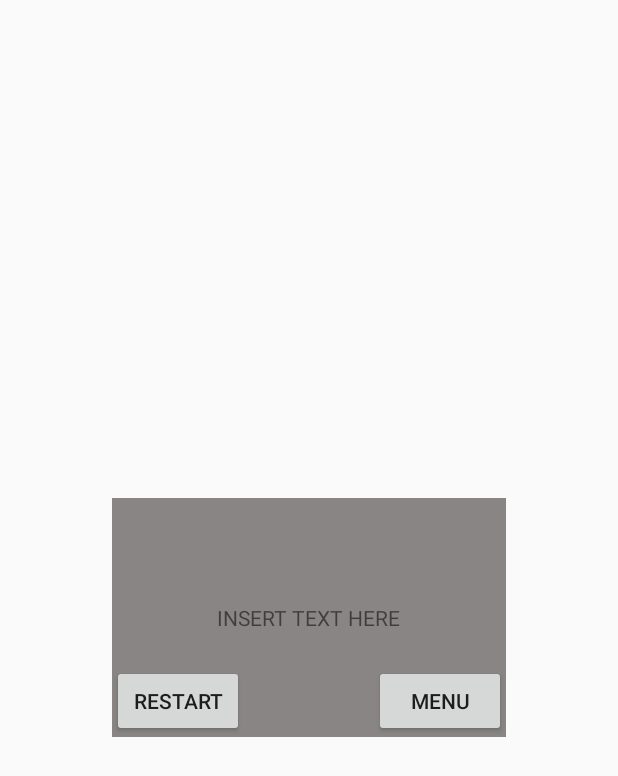
After one commit to LHerskind/Viridis_tiles, an Android app: the layout winlosefragment.xml on its own in the app's theme, with its tools: preview values and no code run, on a phone screen of 412 x 824 dp. The commit adds this screen. Shown: the top 776 px of the screen. Run offline under Robolectric (Android 15) with nearby library versions, the phone set to English and light mode, and no system bars.

Commit message:
New files

```diff
--- a/app/src/main/res/layout/gamelayout.xml
+++ b/app/src/main/res/layout/gamelayout.xml
@@ -7,5 +7,4 @@
     android:id="@+id/gameframe"
     android:padding="10dp"
     >
-
 </RelativeLayout>
--- /dev/null
+++ b/app/src/main/res/layout/winlosefragment.xml
@@ -0,0 +1,38 @@
+<?xml version="1.0" encoding="utf-8"?>
+<RelativeLayout xmlns:android="http://schemas.android.com/apk/res/android"
+    xmlns:tools="http://schemas.android.com/tools"
+    android:orientation="vertical"
+    android:layout_width="match_parent"
+    android:layout_height="match_parent"
+    tools:context="dtu.tilecolor.FullscreenActivity"
+    android:id="@+id/winlosefragment" >
+
+    <TextView
+        android:layout_width="wrap_content"
+        android:layout_height="wrap_content"
+        android:text="INSERT TEXT HERE"
+        android:layout_alignParentEnd="false"
+        android:layout_alignParentStart="false"
+        android:layout_centerInParent="true"
+        android:background="#898585"
+        android:id="@+id/winLoseText"
+        android:padding="70dp" />
+
+    <Button
+        android:layout_width="wrap_content"
+        android:layout_height="wrap_content"
+        android:text="Restart"
+        android:id="@+id/buttonRestart"
+        android:layout_alignBottom="@+id/winLoseText"
+        android:layout_alignStart="@+id/winLoseText" />
+
+    <Button
+        android:layout_width="wrap_content"
+        android:layout_height="wrap_content"
+        android:text="Menu"
+        android:id="@+id/menuFragmentButton"
+        android:layout_alignBottom="@+id/winLoseText"
+        android:layout_alignEnd="@+id/winLoseText" />
+
+
+</RelativeLayout>
```
